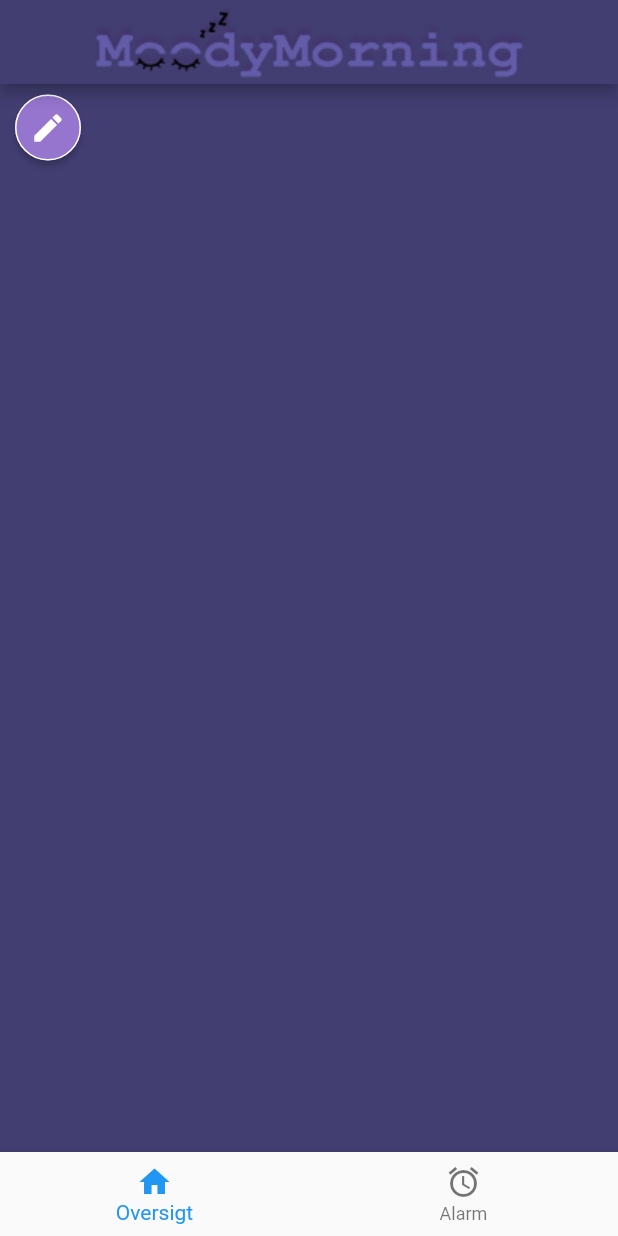
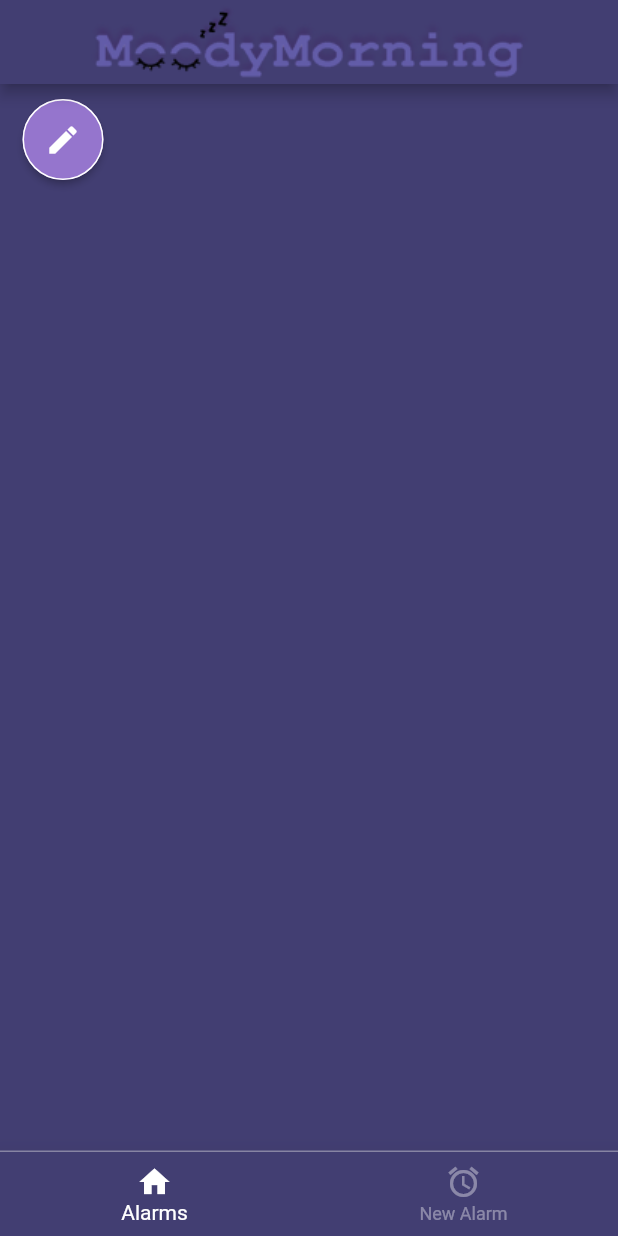
Before and after one commit to ExtraUnity/MoodyMorning, a Flutter app: the screen it shows after launch, on a phone screen of 412 x 824 dp. Run offline on Flutter 3.47's test engine with Material 2 defaults, Android fonts, the phone set to English and light mode, and no system bars; our stand-ins replace flutter_local_notifications, permission_handler, sensors_plus; missing offline and left inert: alarm, mobile_scanner.

Commit message:
Better design

```diff
--- a/moody_morning/lib/screens/alarms_screen.dart
+++ b/moody_morning/lib/screens/alarms_screen.dart
@@ -72,21 +72,37 @@ class _AlarmScreenState extends State<AlarmScreen> {
       bottomNavigationBar: const Navigation(
         startingIndex: 0,
       ),
-      body: ListView(
+      body: Container(
+        margin: const EdgeInsets.symmetric(horizontal: 10),
+        child: ListView(
           children: [
             Container(
               alignment: Alignment.topLeft,
-            margin: const EdgeInsets.symmetric(vertical: 5.0),
+              margin: const EdgeInsets.symmetric(vertical: 10.0),
               child: ChallengeIconButton(
                 icon: const Icon(Icons.edit),
                 buttonPressed: (_) => showDelete(),
                 borderWidth: 1.0,
-              size: 10,
+                size: 15,
               ),
             ),
             for (AlarmData alarms in AllAlarms.alarms)
-            AlarmCard(alarm: alarms, show: show, callBack: updateScreen),
+              Column(
+                children: [
+                  SizedBox(
+                      height: 100,
+                      child: AlarmCard(
+                        alarm: alarms,
+                        show: show,
+                        callBack: updateScreen,
+                      )),
+                  const Divider(
+                    height: 10,
+                  )
                 ],
+              ),
+          ],
+        ),
       ),
     );
   }
--- a/moody_morning/lib/widgets/navigation_bar.dart
+++ b/moody_morning/lib/widgets/navigation_bar.dart
@@ -18,7 +18,20 @@ class _NavigationState extends State<Navigation> {
 
   @override
   Widget build(BuildContext context) {
-    return BottomNavigationBar(
+    return Container(
+      decoration: const BoxDecoration(
+        border: Border(
+          top: BorderSide(
+            color: Colors.white38,
+          ),
+        ),
+      ),
+      child: BottomNavigationBar(
+        type: BottomNavigationBarType.fixed,
+        elevation: 15,
+        backgroundColor: const Color(0xFF423E72),
+        selectedItemColor: Colors.white,
+        unselectedItemColor: Colors.white38,
         currentIndex: _currentIndex,
         onTap: (index) async {
           if (index == _currentIndex) {
@@ -39,13 +52,14 @@ class _NavigationState extends State<Navigation> {
         items: const [
           BottomNavigationBarItem(
             icon: Icon(Icons.home),
-          label: 'Oversigt',
+            label: 'Alarms',
           ),
           BottomNavigationBarItem(
             icon: Icon(Icons.alarm),
-          label: 'Alarm',
+            label: 'New Alarm',
           ),
         ],
+      ),
     );
   }
 }
```
Also changed, not shown: moody_morning/lib/widgets/alarm_card.dart (+9 -3 lines), moody_morning/lib/widgets/on_off_button.dart (+13 -7 lines). Lines whose indentation alone changed are shown as unchanged.
